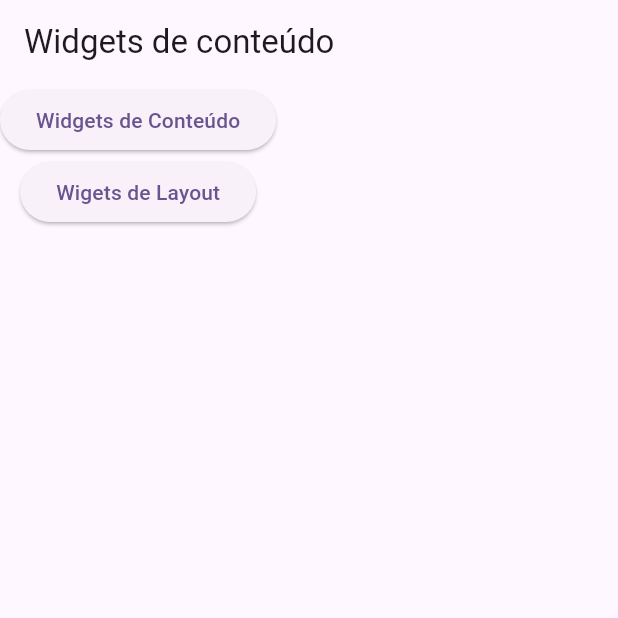
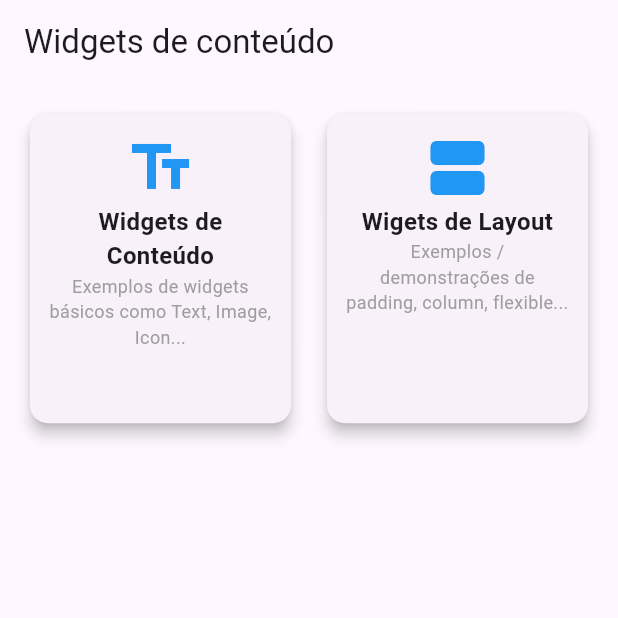
Before and after one commit to pri-branbilla/flutter-app-demo, a Flutter app: the screen it shows after launch, on a phone screen of 412 x 824 dp, the top half of it. Run offline on Flutter 3.47's test engine with Material 3 defaults, Android fonts, the phone set to English and light mode, and no system bars.

Commit message:
aula 3.3 - Widgets de layout - Grid

```diff
--- a/lib/main.dart
+++ b/lib/main.dart
@@ -42,15 +42,46 @@
   Widget build(BuildContext context) {
     return Scaffold(
       appBar: AppBar(title: Text('Widgets de conteúdo')),
-      body: Column(
+      body: GridView.count(
+        crossAxisCount: 2,
+        padding: EdgeInsets.all(16),
+        crossAxisSpacing: 16,
+        childAspectRatio: 0.85,
         children: secoes
             .map(
-              (item) => ElevatedButton(
-                onPressed: () => Navigator.push(
+              (item) => GestureDetector(
+                onTap: () => Navigator.push(
                   context,
                   MaterialPageRoute(builder: (_) => item.destino),
                 ),
-                child: Text(item.titulo),
+                child: Card(
+                  elevation: 4,
+                  child: Padding(
+                    padding: EdgeInsets.all(12),
+                    child: Column(
+                      children: [
+                        Icon(item.icone, size: 48, color: Colors.blue),
+                        Text(
+                          item.titulo,
+                          textAlign: TextAlign.center,
+                          style: TextStyle(
+                            fontWeight: FontWeight.bold,
+                            fontSize: 16,
+                          ),
+                          maxLines: 2,
+                          overflow: TextOverflow.ellipsis,
+                        ),
+                        Text(
+                          item.descricao,
+                          textAlign: TextAlign.center,
+                          maxLines: 3,
+                          overflow: TextOverflow.ellipsis,
+                          style: TextStyle(fontSize: 12, color: Colors.grey),
+                        ),
+                      ],
+                    ),
+                  ),
+                ),
               ),
             )
             .toList(),
```
